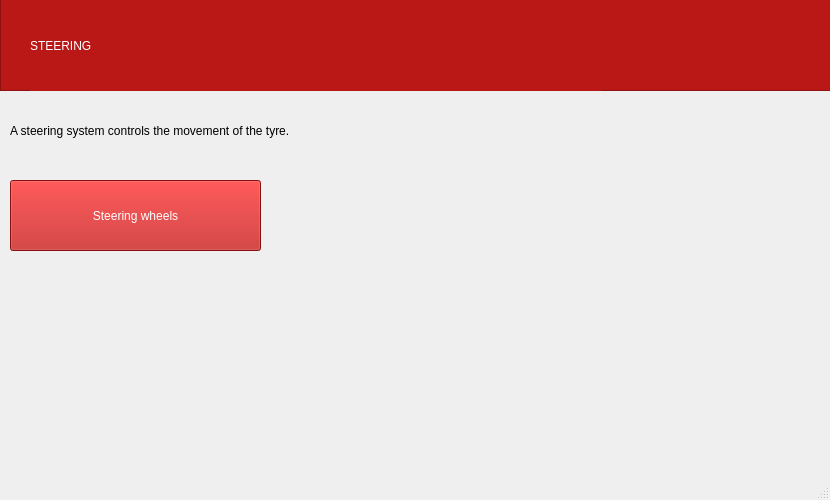
This is gui_testing_modified/steeringWindow.ui in CodingBoyBlah/Compooter-Projekt as Qt 5 draws it before an edit. The edited form follows.
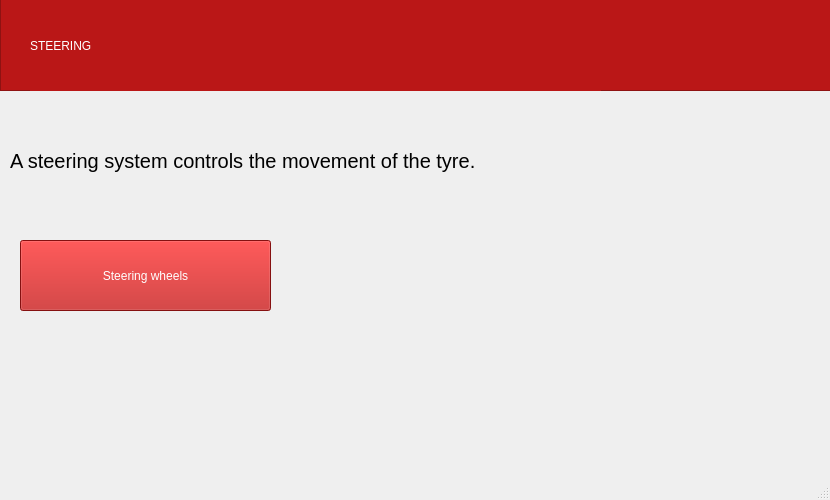
This is the edited form.

Commit message: Fixed UI. Main Window Fully Done ggs

```diff
--- a/gui_testing_modified/steeringWindow.ui
+++ b/gui_testing_modified/steeringWindow.ui
@@ -58,9 +58,18 @@
       <x>10</x>
       <y>100</y>
       <width>811</width>
-      <height>61</height>
+      <height>121</height>
      </rect>
     </property>
+    <property name="font">
+     <font>
+      <family>Segoe UI</family>
+      <pointsize>15</pointsize>
+      <weight>50</weight>
+      <italic>false</italic>
+      <bold>false</bold>
+     </font>
+    </property>
     <property name="styleSheet">
      <string notr="true">font: 18pt &quot;Segoe UI&quot;;</string>
     </property>
@@ -71,8 +80,8 @@
    <widget class="QPushButton" name="pushButton">
     <property name="geometry">
      <rect>
-      <x>10</x>
-      <y>180</y>
+      <x>20</x>
+      <y>240</y>
       <width>251</width>
       <height>71</height>
      </rect>
```
Left out of the diff: 4 changed lines with no effect on the pictures. The commit also changes 4 other files.
